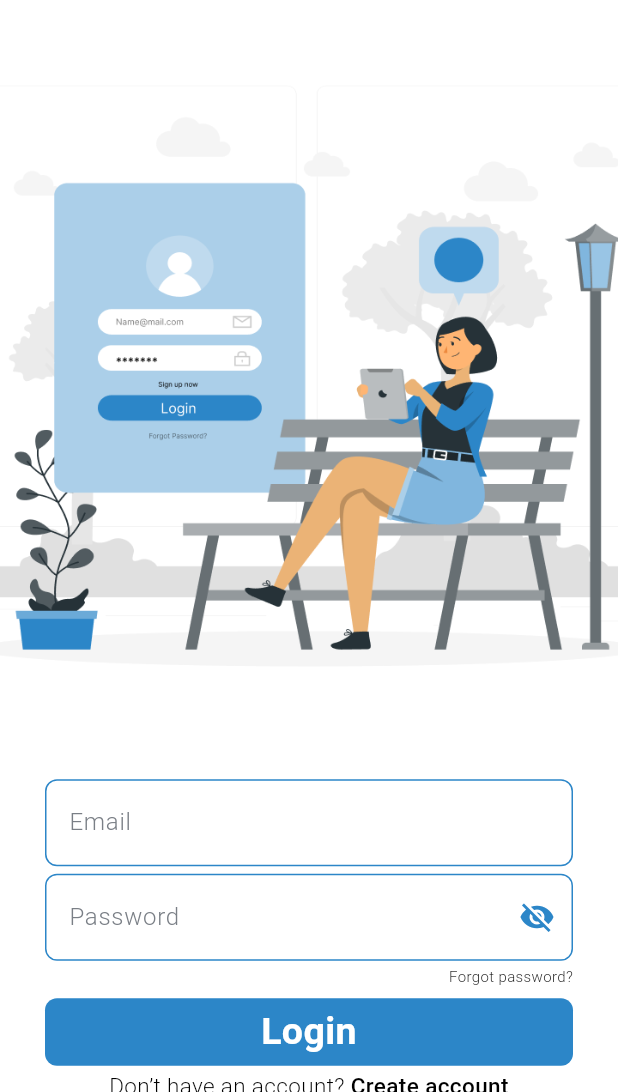
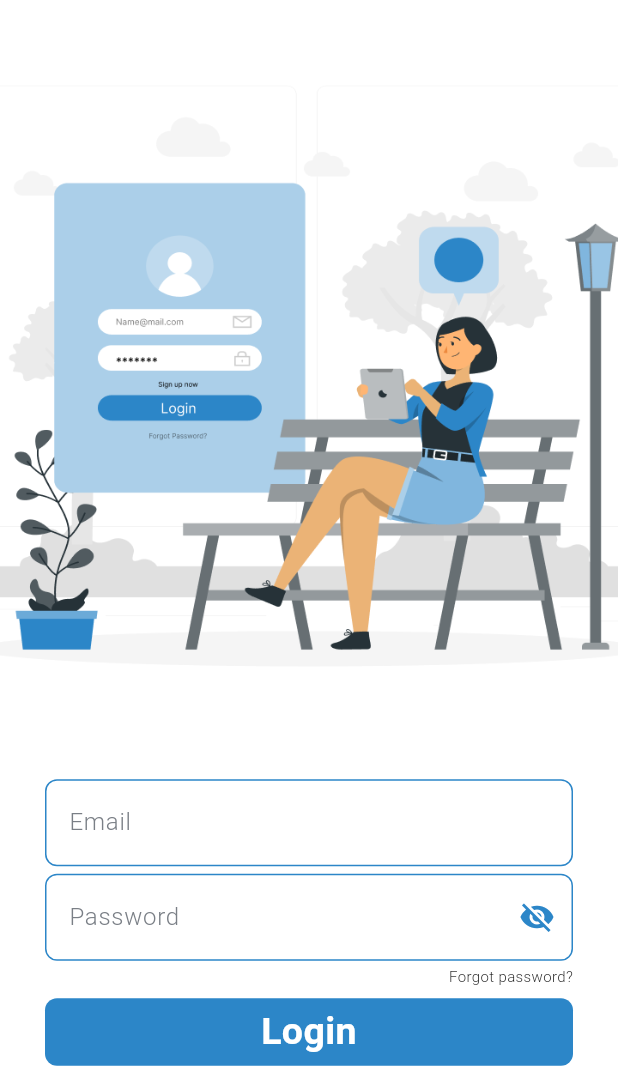
Before and after one commit to dhrisyapn/attendix, a Flutter app: the LoginPage screen opened directly, on a phone screen of 412 x 824 dp, the part 144-1236 px from its top. Run offline on Flutter 3.47's test engine with Material 3 defaults, Android fonts, the phone set to English and light mode, and no system bars; our stand-ins replace firebase_core; accounts and stored records are empty; Roboto replaces fonts that are missing (Poppins).

Commit message:
Update login.dart

```diff
--- a/lib/login.dart
+++ b/lib/login.dart
@@ -150,34 +150,6 @@ class _LoginPageState extends State<LoginPage> {
                   ),
                 ),
               ),
-              SizedBox(
-                height: 3,
-              ),
-              Text.rich(
-                TextSpan(
-                  children: [
-                    TextSpan(
-                      text: 'Don’t have an account? ',
-                      style: TextStyle(
-                        color: Colors.black,
-                        fontSize: 15,
-                        fontFamily: 'Poppins',
-                        fontWeight: FontWeight.w300,
-                      ),
-                    ),
-                    TextSpan(
-                      text: 'Create account',
-                      style: TextStyle(
-                        color: Colors.black,
-                        fontSize: 15,
-                        fontFamily: 'Poppins',
-                        fontWeight: FontWeight.w500,
-                      ),
-                    ),
-                  ],
-                ),
-                textAlign: TextAlign.center,
-              )
             ],
           ),
         ),
```
